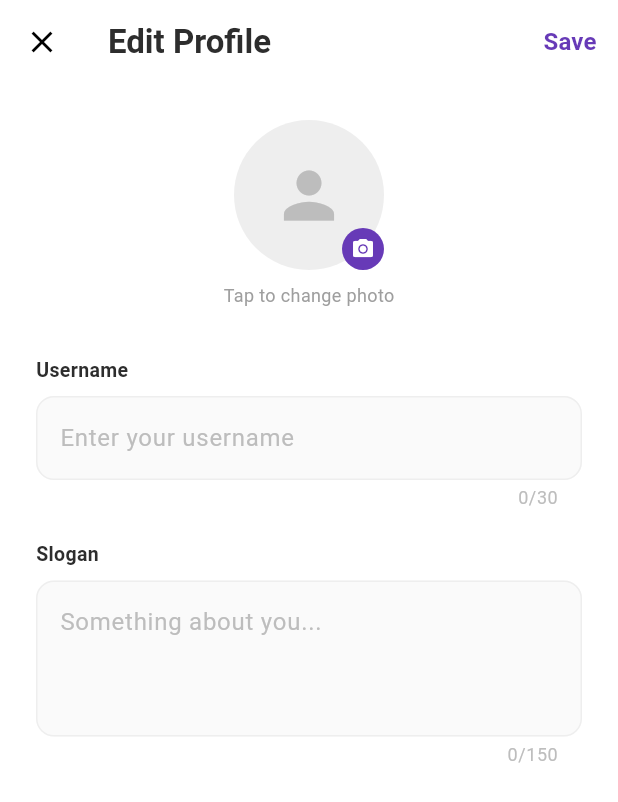
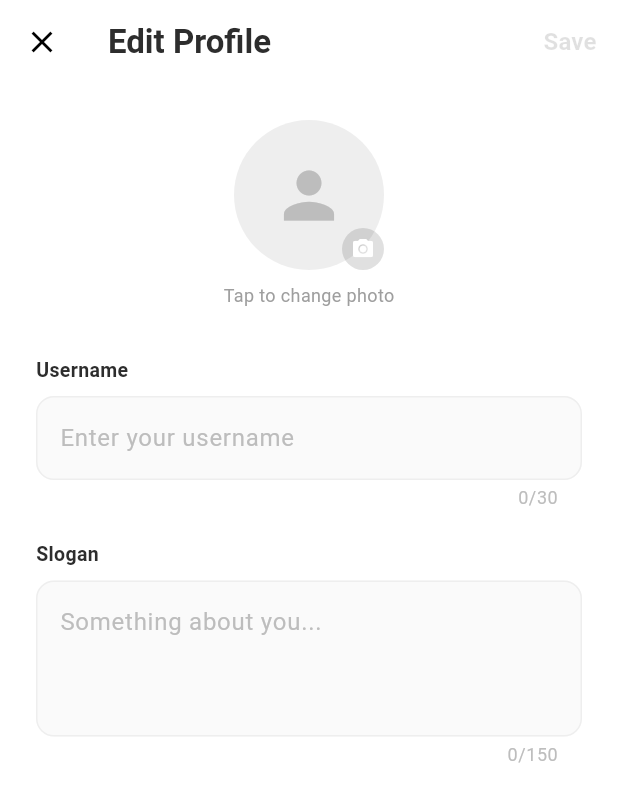
Before and after one commit to NICOLA-200/yuchat, a Flutter app: the EditProfileScreen screen opened directly with empty values, on a phone screen of 412 x 824 dp. Shown: the top 802 px of the screen. Run offline on Flutter 3.47's test engine with Material 3 defaults, Android fonts, the phone set to English and light mode, and no system bars; our stand-ins replace flutter_riverpod, image_picker, jwt_decoder, shared_preferences; accounts and stored records are empty; network calls fail.

```diff
--- a/mobile/lib/screens/edit_profile_screen.dart
+++ b/mobile/lib/screens/edit_profile_screen.dart
@@ -104,7 +104,7 @@ class _EditProfileScreenState extends ConsumerState<EditProfileScreen> {
                 : const Text(
                     'Save',
                     style: TextStyle(
-                      color: Colors.deepPurple,
+                      color: Colors.black12,
                       fontWeight: FontWeight.bold,
                       fontSize: 16,
                     ),
@@ -149,7 +149,7 @@ class _EditProfileScreenState extends ConsumerState<EditProfileScreen> {
                     child: Container(
                       padding: const EdgeInsets.all(6),
                       decoration: const BoxDecoration(
-                        color: Colors.deepPurple,
+                        color: Colors.black12,
                         shape: BoxShape.circle,
                       ),
                       child: const Icon(Icons.camera_alt, color: Colors.white, size: 16),
```
Also changed, not shown: mobile/lib/screens/users_screen.dart (+18 -4 lines), 1 other file.
